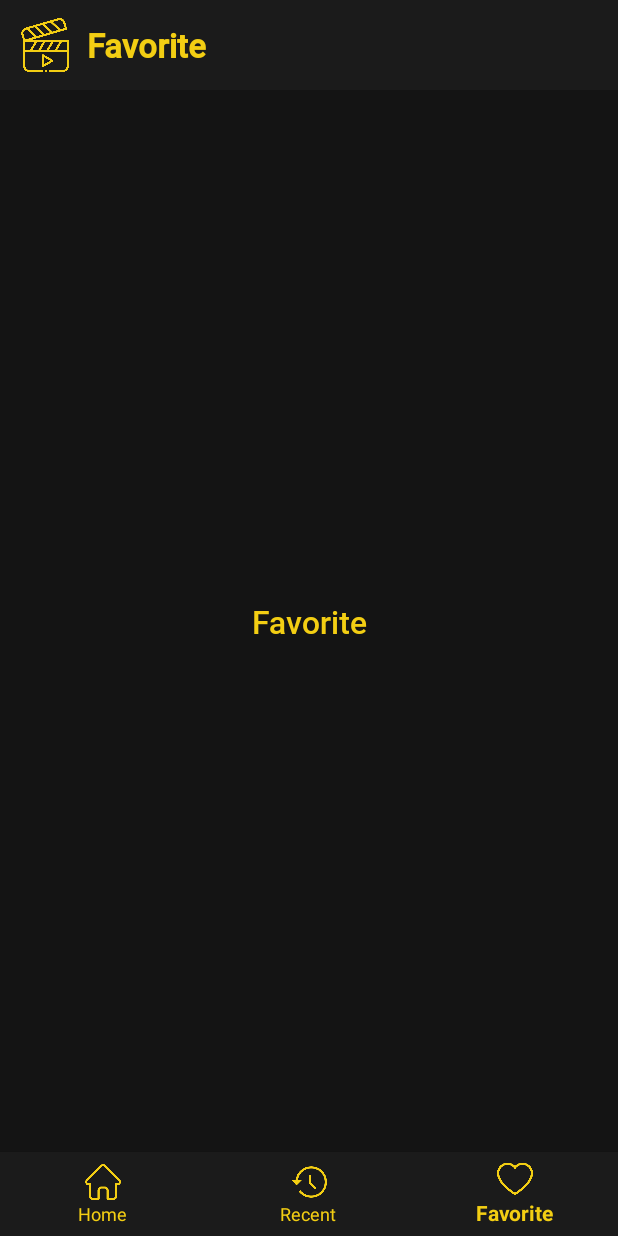
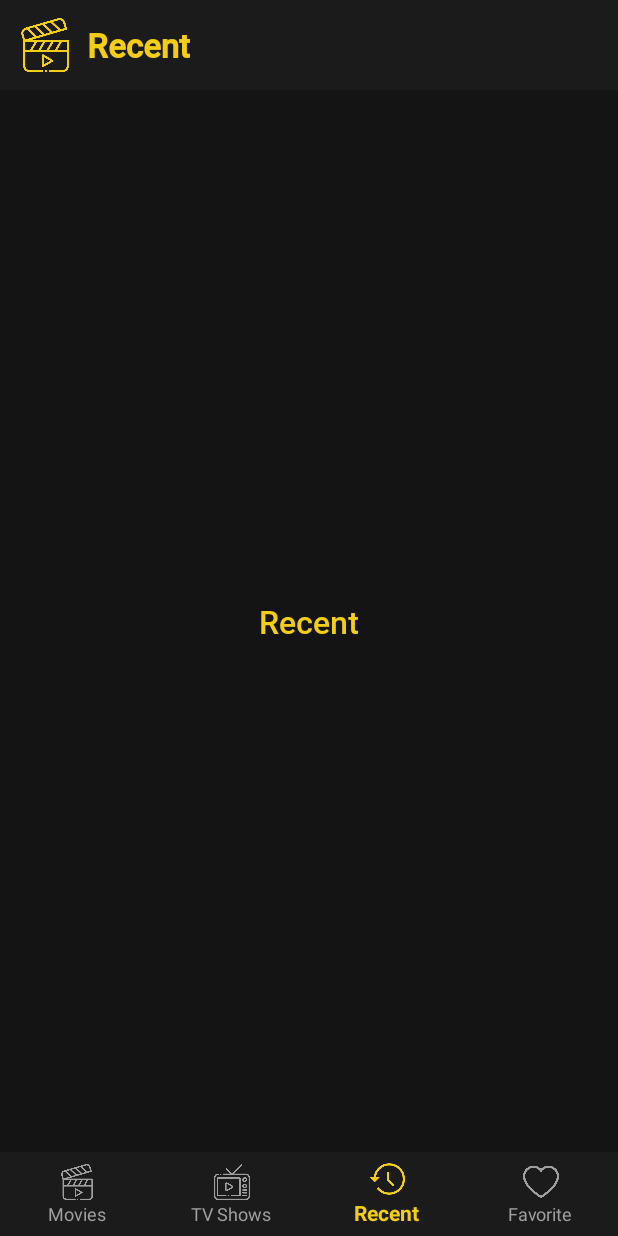
Before and after one commit to muammarahlnn/MyMovies-kt, an Android app: the screen it shows after launch (MainActivity), item 3 of the bottom bar chosen, on a phone screen of 412 x 824 dp. Run offline under Robolectric (Android 15) with nearby library versions, the phone set to English and light mode, and no system bars; 1 statement that could not run was skipped.

Commit message:
update bottom navigation view

```diff
--- a/app/src/main/java/com/ardnn/mymovies/activities/MainActivity.kt
+++ b/app/src/main/java/com/ardnn/mymovies/activities/MainActivity.kt
@@ -19,13 +19,6 @@ class MainActivity : AppCompatActivity(), BottomNavigationView.OnNavigationItemS
     private lateinit var bnvNavigation: BottomNavigationView
     private lateinit var tvTitle: TextView
 
-    // fragments
-    private val fragmentHome: Fragment = HomeFragment()
-    private val fragmentRecent: Fragment = RecentFragment()
-    private val fragmentFavorite: Fragment = FavoriteFragment()
-    private val fragmentManager: FragmentManager = supportFragmentManager
-    private var fragmentActive: Fragment = fragmentHome
-
     override fun onCreate(savedInstanceState: Bundle?) {
         super.onCreate(savedInstanceState)
         setContentView(R.layout.activity_main)
@@ -34,54 +27,62 @@ class MainActivity : AppCompatActivity(), BottomNavigationView.OnNavigationItemS
         bnvNavigation = findViewById(R.id.bnv_navigation_main)
         tvTitle = findViewById(R.id.tv_title_main)
 
-        // add fragments to fragment manager
-        addFragmentsToFragmentManager()
-
         // if navigation clicked
         bnvNavigation.setOnNavigationItemSelectedListener(this)
-    }
-
-    private fun addFragmentsToFragmentManager() {
-        // add main fragments and hide other fragments
-        fragmentManager.beginTransaction()
-            .add(R.id.fl_content_main, fragmentHome)
-            .commit()
-        fragmentManager.beginTransaction()
-            .add(R.id.fl_content_main, fragmentRecent)
-            .hide(fragmentRecent)
-            .commit()
-        fragmentManager.beginTransaction()
-            .add(R.id.fl_content_main, fragmentFavorite)
-            .hide(fragmentFavorite)
-            .commit()
+        bnvNavigation.itemIconTintList = null
+        bnvNavigation.selectedItemId = R.id.item_movies_main
     }
 
     override fun onNavigationItemSelected(item: MenuItem): Boolean {
-        var tempFragment: Fragment? = null
+        var selectedFragment: Fragment? = null
         when (item.itemId) {
-            R.id.item_home_main -> {
+            R.id.item_movies_main -> {
                 tvTitle.text = resources.getString(R.string.app_name)
-                tempFragment = fragmentHome
+                selectedFragment = HomeFragment()
             }
             R.id.item_recent_main -> {
                 tvTitle.text = resources.getString(R.string.recent)
-                tempFragment = fragmentRecent
+                selectedFragment = RecentFragment()
             }
             R.id.item_favorite_main -> {
                 tvTitle.text = resources.getString(R.string.favorite)
-                tempFragment = fragmentFavorite
+                selectedFragment = FavoriteFragment()
             }
         }
 
-        if (tempFragment != null) {
-            fragmentManager.beginTransaction()
-                .hide(fragmentActive)
-                .show(tempFragment)
+        if (selectedFragment != null) {
+            supportFragmentManager.beginTransaction()
+                .replace(R.id.fl_content_main, selectedFragment)
                 .commit()
-            fragmentActive = tempFragment
 
             return true
         }
+
+//        var tempFragment: Fragment? = null
+//        when (item.itemId) {
+//            R.id.item_movies_main -> {
+//                tvTitle.text = resources.getString(R.string.app_name)
+//                tempFragment = fragmentHome
+//            }
+//            R.id.item_recent_main -> {
+//                tvTitle.text = resources.getString(R.string.recent)
+//                tempFragment = fragmentRecent
+//            }
+//            R.id.item_favorite_main -> {
+//                tvTitle.text = resources.getString(R.string.favorite)
+//                tempFragment = fragmentFavorite
+//            }
+//        }
+//
+//        if (tempFragment != null) {
+//            fragmentManager.beginTransaction()
+//                .hide(fragmentActive)
+//                .show(tempFragment)
+//                .commit()
+//            fragmentActive = tempFragment
+//
+//            return true
+//        }
 
         return false
     }
--- /dev/null
+++ b/app/src/main/res/color/bnv_selector_color.xml
@@ -0,0 +1,5 @@
+<?xml version="1.0" encoding="utf-8"?>
+<selector xmlns:android="http://schemas.android.com/apk/res/android">
+    <item android:color="@color/yellow_primary" android:state_checked="true" />
+    <item android:color="@color/gray_primary" android:state_checked="false" />
+</selector>
--- /dev/null
+++ b/app/src/main/res/drawable/selector_item_favorite.xml
@@ -0,0 +1,11 @@
+<?xml version="1.0" encoding="utf-8"?>
+<selector xmlns:android="http://schemas.android.com/apk/res/android">
+    <item
+        android:drawable="@drawable/ic_favorite_gray"
+        android:state_checked="false"
+        />
+    <item
+        android:drawable="@drawable/ic_favorite_false"
+        android:state_checked="true"
+        />
+</selector>
--- /dev/null
+++ b/app/src/main/res/drawable/selector_item_movies.xml
@@ -0,0 +1,11 @@
+<?xml version="1.0" encoding="utf-8"?>
+<selector xmlns:android="http://schemas.android.com/apk/res/android">
+    <item
+        android:drawable="@drawable/ic_movies_gray"
+        android:state_checked="false"
+        />
+    <item
+        android:drawable="@drawable/ic_movies_yellow"
+        android:state_checked="true"
+        />
+</selector>
--- /dev/null
+++ b/app/src/main/res/drawable/selector_item_recent.xml
@@ -0,0 +1,11 @@
+<?xml version="1.0" encoding="utf-8"?>
+<selector xmlns:android="http://schemas.android.com/apk/res/android">
+    <item
+        android:drawable="@drawable/ic_recent_gray"
+        android:state_checked="false"
+        />
+    <item
+        android:drawable="@drawable/ic_recent_yellow"
+        android:state_checked="true"
+        />
+</selector>
--- /dev/null
+++ b/app/src/main/res/drawable/selector_item_tv_shows.xml
@@ -0,0 +1,11 @@
+<?xml version="1.0" encoding="utf-8"?>
+<selector xmlns:android="http://schemas.android.com/apk/res/android">
+    <item
+        android:drawable="@drawable/ic_tv_shows_gray"
+        android:state_checked="false"
+        />
+    <item
+        android:drawable="@drawable/ic_tv_shows_yellow"
+        android:state_checked="true"
+        />
+</selector>
--- a/app/src/main/res/layout/activity_main.xml
+++ b/app/src/main/res/layout/activity_main.xml
@@ -58,11 +58,9 @@
         android:layout_width="match_parent"
         android:layout_height="wrap_content"
         android:background="@color/black_primary"
-
         app:menu="@menu/item_bnv_main"
-        app:itemIconTint="@color/yellow_primary"
-        app:itemTextColor="@color/yellow_primary"
-
+        app:itemTextColor="@color/bnv_selector_color"
+        app:labelVisibilityMode="labeled"
         app:layout_constraintBottom_toBottomOf="parent"
         app:layout_constraintEnd_toEndOf="parent"
         app:layout_constraintStart_toStartOf="parent" />
--- a/app/src/main/res/menu/item_bnv_main.xml
+++ b/app/src/main/res/menu/item_bnv_main.xml
@@ -2,21 +2,27 @@
 <menu xmlns:android="http://schemas.android.com/apk/res/android">
 
     <item
-        android:id="@+id/item_home_main"
-        android:title="@string/home"
-        android:icon="@drawable/ic_home_yellow"
+        android:id="@+id/item_movies_main"
+        android:title="@string/movies"
+        android:icon="@drawable/selector_item_movies"
+        />
+
+    <item
+        android:id="@+id/item_tv_shows_main"
+        android:title="@string/tv_shows"
+        android:icon="@drawable/selector_item_tv_shows"
         />
 
     <item
         android:id="@+id/item_recent_main"
         android:title="@string/recent"
-        android:icon="@drawable/ic_recent_yellow"
+        android:icon="@drawable/selector_item_recent"
         />
 
     <item
         android:id="@+id/item_favorite_main"
         android:title="@string/favorite"
-        android:icon="@drawable/ic_love_yellow"
+        android:icon="@drawable/selector_item_favorite"
         />
 
 </menu>
--- a/app/src/main/res/values-night/themes.xml
+++ b/app/src/main/res/values-night/themes.xml
@@ -1,13 +1,13 @@
 <resources xmlns:tools="http://schemas.android.com/tools">
     <!-- Base application theme. -->
-    <style name="Theme.MyMovies" parent="Theme.MaterialComponents.DayNight.DarkActionBar">
+    <style name="Theme.MyMovies" parent="Theme.AppCompat.DayNight.NoActionBar">
         <!-- Primary brand color. -->
-        <item name="colorPrimary">@color/purple_200</item>
-        <item name="colorPrimaryVariant">@color/purple_700</item>
-        <item name="colorOnPrimary">@color/black</item>
+        <item name="colorPrimary">@color/black_taskbar</item>
+        <item name="colorPrimaryVariant">@color/black_primary</item>
+        <item name="colorOnPrimary">@color/white</item>s
         <!-- Secondary brand color. -->
         <item name="colorSecondary">@color/teal_200</item>
-        <item name="colorSecondaryVariant">@color/teal_200</item>
+        <item name="colorSecondaryVariant">@color/teal_700</item>
         <item name="colorOnSecondary">@color/black</item>
         <!-- Status bar color. -->
         <item name="android:statusBarColor" tools:targetApi="l">?attr/colorPrimaryVariant</item>
--- a/app/src/main/res/values/strings.xml
+++ b/app/src/main/res/values/strings.xml
@@ -8,4 +8,5 @@
     <!-- TODO: Remove or change this placeholder text -->
     <string name="hello_blank_fragment">Hello blank fragment</string>
     <string name="tvshows">TvShows</string>
+    <string name="tv_shows">TV Shows</string>
 </resources>
```
Also changed, not shown: app/src/main/res/drawable/ic_favorite_false.png, app/src/main/res/drawable/ic_favorite_gray.png (added), app/src/main/res/drawable/ic_favorite_true.png, app/src/main/res/drawable/ic_love_yellow.png (deleted), app/src/main/res/drawable/ic_movies_gray.png (added), app/src/main/res/drawable/ic_movies_yellow.png, app/src/main/res/drawable/ic_recent_gray.png (added), app/src/main/res/drawable/ic_recent_yellow.png, app/src/main/res/drawable/ic_tv_shows_gray.png (added), app/src/main/res/drawable/ic_tv_shows_yellow.png (added).
